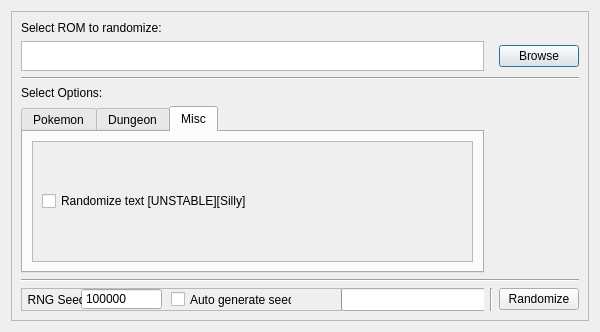
The window that layout/dialog.ui (Aissurteivos/mdrngzer) describes before a commit, drawn with Qt 5.
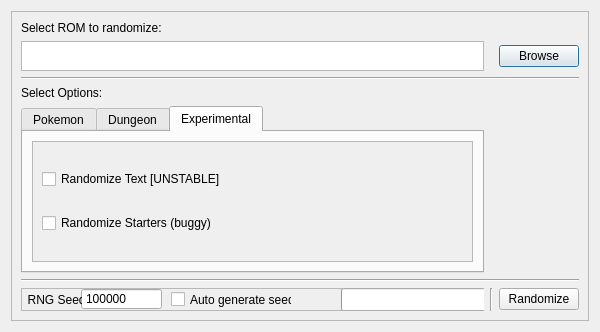
The same window after the commit. The open tabs and pages were chosen to show the change.

Commit message: Added Starter Randomization

Patch:
```diff
--- a/layout/dialog.ui
+++ b/layout/dialog.ui
@@ -296,7 +296,7 @@
         </widget>
         <widget class="QWidget" name="MiscTab">
          <attribute name="title">
-          <string>Misc</string>
+          <string>Experimental</string>
          </attribute>
          <layout class="QGridLayout" name="gridLayout_7">
           <item row="0" column="0">
@@ -309,15 +309,22 @@
               <rect>
                <x>0</x>
                <y>0</y>
-               <width>446</width>
-               <height>127</height>
+               <width>443</width>
+               <height>126</height>
               </rect>
              </property>
              <layout class="QGridLayout" name="gridLayout_8">
               <item row="0" column="0">
                <widget class="QCheckBox" name="TextEnable">
                 <property name="text">
-                 <string>Randomize text [UNSTABLE][Silly]</string>
+                 <string>Randomize Text [UNSTABLE]</string>
+                </property>
+               </widget>
+              </item>
+              <item row="1" column="0">
+               <widget class="QCheckBox" name="StarterEnable">
+                <property name="text">
+                 <string>Randomize Starters (buggy)</string>
                 </property>
                </widget>
               </item>
```
Left out of the diff: 15 changed lines with no effect on the pictures. The commit also changes 3 other files.
